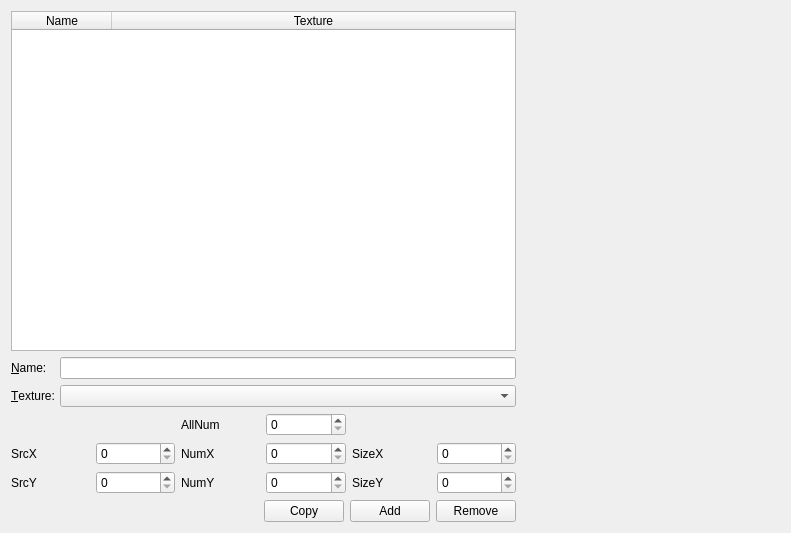
Before: the Qt Designer form StgEditor/subgraphtab.ui in darknesswind/LiteSTG, drawn with Qt 5.
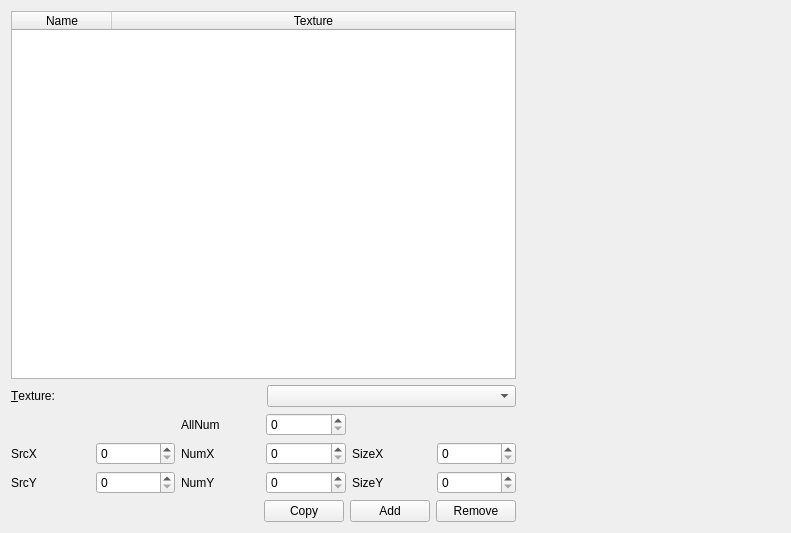
After: the same form once the commit is applied. Custom widgets are drawn as their Qt base class.

Patch:
```diff
--- a/StgEditor/subgraphtab.ui
+++ b/StgEditor/subgraphtab.ui
@@ -60,19 +60,6 @@
      <item>
       <layout class="QGridLayout" name="gridLayout">
        <item row="0" column="0">
-        <widget class="QLabel" name="label">
-         <property name="text">
-          <string>&amp;Name:</string>
-         </property>
-         <property name="buddy">
-          <cstring>edName</cstring>
-         </property>
-        </widget>
-       </item>
-       <item row="0" column="1">
-        <widget class="QLineEdit" name="edName"/>
-       </item>
-       <item row="1" column="0">
         <widget class="QLabel" name="label_2">
          <property name="text">
           <string>&amp;Texture:</string>
@@ -82,7 +69,7 @@
          </property>
         </widget>
        </item>
-       <item row="1" column="1">
+       <item row="0" column="1">
         <widget class="DulpexCombo" name="cbTexture"/>
        </item>
       </layout>
```
